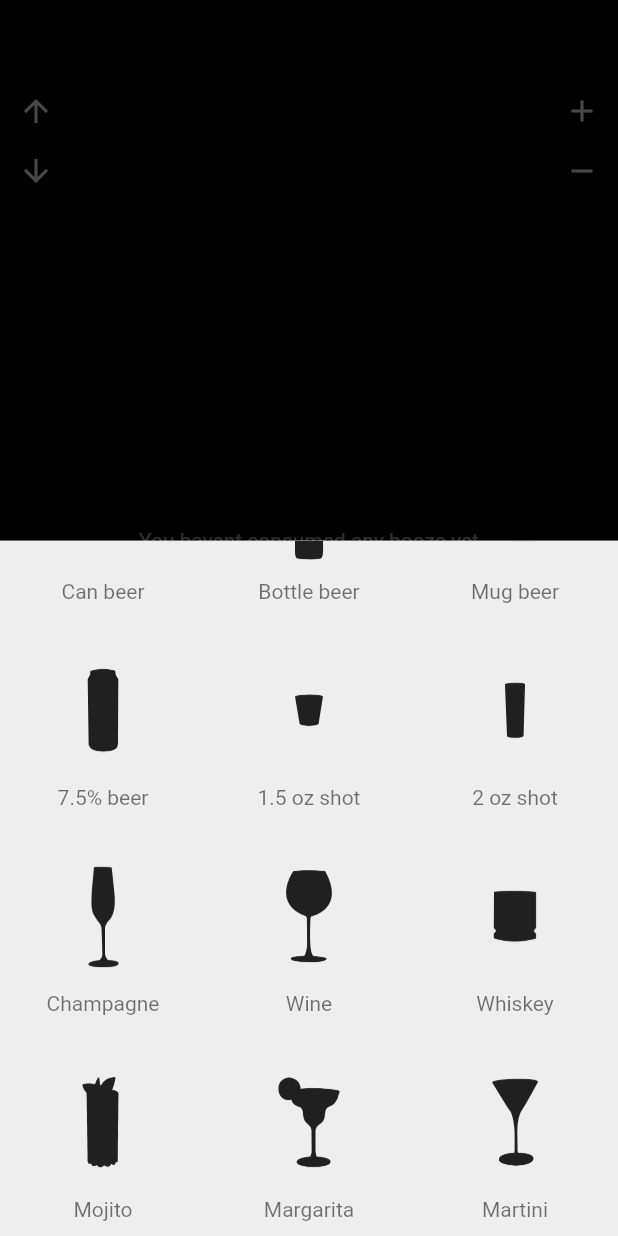
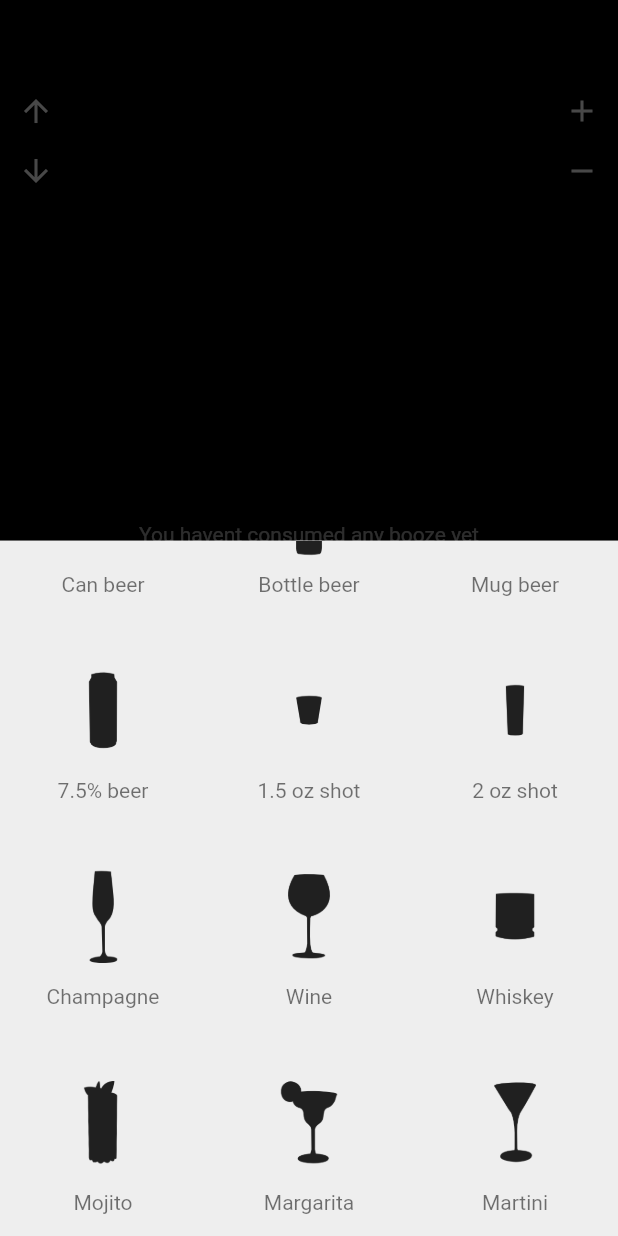
Before and after one commit to kutay-dev/chrashed, a Flutter app: the screen it shows after launch, item 2 of the bottom bar chosen, scrolled down 85 dp, after a tap on the "add circle" icon, on a phone screen of 412 x 824 dp. Run offline on Flutter 3.47's test engine with Material 2 defaults, Android fonts, the phone set to English and light mode, and no system bars; our stand-ins replace cloud_firestore, country_picker, firebase_core, get_storage; accounts and stored records are empty.

Commit message:
responsible UI

```diff
--- a/lib/booze_page.dart
+++ b/lib/booze_page.dart
@@ -36,6 +36,7 @@ class _BoozePageState extends State<BoozePage> {
                       style: TextStyle(color: Colors.white38),
                     ),
                     IconButton(
+                      iconSize: size.width / 15,
                       onPressed: () {
                         widget.showMenuFunc();
                         setState(() {});
@@ -43,7 +44,6 @@ class _BoozePageState extends State<BoozePage> {
                       icon: const Icon(
                         Icons.add_circle,
                         color: Colors.white,
-                        size: 40,
                       ),
                     )
                   ],
--- a/lib/calculations_page.dart
+++ b/lib/calculations_page.dart
@@ -46,7 +46,7 @@ class _CalculationsPageState extends State<CalculationsPage> {
                     ),
                     Image.asset(
                       "assets/small_shot.png",
-                      scale: 3,
+                      width: size.width / 6 ?? 2,
                       color: Colors.white,
                     ),
                   ],
@@ -62,7 +62,7 @@ class _CalculationsPageState extends State<CalculationsPage> {
                     ),
                     Image.asset(
                       "assets/margarita.png",
-                      scale: 3,
+                      width: size.width / 6 ?? 2,
                       color: Colors.white,
                     ),
                   ],
@@ -78,7 +78,7 @@ class _CalculationsPageState extends State<CalculationsPage> {
                     ),
                     Image.asset(
                       "assets/bottle_beer.png",
-                      scale: 3,
+                      width: size.width / 6 ?? 2,
                       color: Colors.white,
                     ),
                   ],
@@ -94,7 +94,7 @@ class _CalculationsPageState extends State<CalculationsPage> {
                     ),
                     Image.asset(
                       "assets/hard_beer.png",
-                      scale: 3,
+                      width: size.width / 6 ?? 2,
                       color: Colors.white,
                     ),
                   ],
@@ -110,7 +110,7 @@ class _CalculationsPageState extends State<CalculationsPage> {
                     ),
                     Image.asset(
                       "assets/wine_glass.png",
-                      scale: 3,
+                      width: size.width / 6 ?? 2,
                       color: Colors.white,
                     ),
                   ],
@@ -126,7 +126,7 @@ class _CalculationsPageState extends State<CalculationsPage> {
                     ),
                     Image.asset(
                       "assets/whiskey_glass.png",
-                      scale: 3,
+                      width: size.width / 6 ?? 2,
                       color: Colors.white,
                     ),
                   ],
--- a/lib/leaderboard_page.dart
+++ b/lib/leaderboard_page.dart
@@ -41,13 +41,13 @@ class _LeaderboardPageState extends State<LeaderboardPage> {
                     itemCount: documents.length,
                     itemBuilder: (context, i) {
                       return Padding(
-                        padding: const EdgeInsets.fromLTRB(70, 7, 0, 10),
+                        padding: const EdgeInsets.fromLTRB(0, 10, 0, 10),
                         child: Row(
                           mainAxisAlignment: MainAxisAlignment.center,
                           children: [
                             SizedBox(
-                              width: 270,
-                              height: 65,
+                              width: size.width / 2,
+                              height: size.height / 17,
                               child: ListTile(
                                 visualDensity:
                                     const VisualDensity(vertical: -3),
@@ -68,7 +68,7 @@ class _LeaderboardPageState extends State<LeaderboardPage> {
                                 subtitle: Text(
                                     '${double.parse((documents[i]["alc"]).toStringAsFixed(2))} ml'),
                                 trailing: SizedBox(
-                                  width: 25,
+                                  width: 20,
                                   child: Image.asset(
                                       'icons/flags/png/${documents[i]["countryCode"]}.png',
                                       package: 'country_icons'),
@@ -114,6 +114,7 @@ class _LeaderboardPageState extends State<LeaderboardPage> {
                 ),
                 const SizedBox(height: 20),
                 Row(
+                  mainAxisAlignment: MainAxisAlignment.center,
                   children: [
                     SizedBox(
                       width: 300,
--- a/lib/main.dart
+++ b/lib/main.dart
@@ -59,6 +59,7 @@ int rowCount = box.read("rowCount") ?? 4;
 int pageState = 1;
 
 double totalAlc = box.read("totalAlc") ?? 0;
+dynamic size;
 
 Map<String, double> alcList = {};
 
@@ -94,7 +95,7 @@ class _MainState extends State<Main> {
         children: <Widget>[
           Image.asset(
             "assets/$imageUrl.png",
-            scale: 3,
+            width: size.width / 4.5 ?? 2,
             color: Colors.black87,
           ),
           Text(
@@ -213,6 +214,7 @@ class _MainState extends State<Main> {
 
   @override
   Widget build(BuildContext context) {
+    size = MediaQuery.of(context).size;
     return Scaffold(
       backgroundColor: Colors.black,
       bottomNavigationBar: BottomAppBar(
@@ -220,12 +222,13 @@ class _MainState extends State<Main> {
         color: Colors.black,
         child: Container(
           padding: const EdgeInsets.symmetric(horizontal: 10.0),
-          height: 55,
+          height: size.height / 13,
           child: Row(
             mainAxisAlignment: MainAxisAlignment.spaceAround,
             children: <Widget>[
               IconButton(
-                splashRadius: 25,
+                iconSize: size.height / 35,
+                splashRadius: size.height / 30,
                 onPressed: () {
                   pageState = 0;
                   setState(() {});
@@ -241,7 +244,8 @@ class _MainState extends State<Main> {
                 color: pageState == 0 ? Colors.white : Colors.white30,
               ),
               IconButton(
-                splashRadius: 25,
+                iconSize: size.height / 30,
+                splashRadius: size.height / 30,
                 onPressed: () {
                   pageState = 1;
                   showMenu();
@@ -254,7 +258,8 @@ class _MainState extends State<Main> {
                 color: pageState == 1 ? Colors.white : Colors.white30,
               ),
               IconButton(
-                splashRadius: 25,
+                iconSize: size.height / 35,
+                splashRadius: size.height / 30,
                 onPressed: () {
                   pageState = 2;
                   getAlcohols();
```
